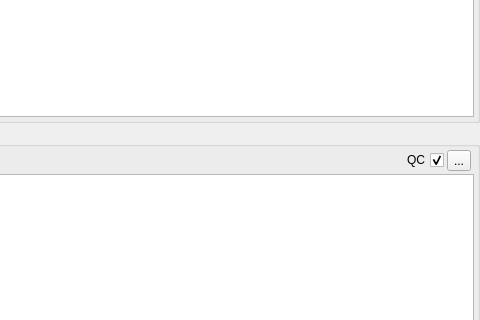
Before: the Qt Designer form src/GSvar/SequencingRunWidget.ui in imgag/ngs-bits, drawn with Qt 5; both pictures show x 520 to 1000 and y 226 to 546 of the 1000 by 690 pixel window.
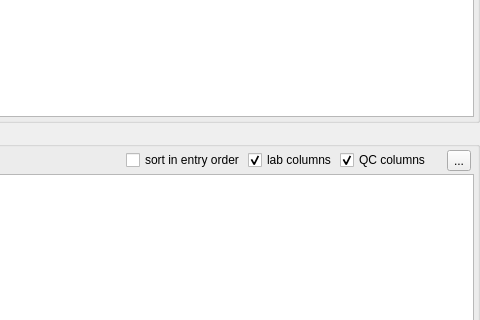
After: the same form once the commit is applied. Icons and pictures are not drawn. Custom widgets are drawn as their Qt base class.

Commit message: GSvar - run tab: added option to sort processed sample in the entry order

```diff
--- a/src/GSvar/SequencingRunWidget.ui
+++ b/src/GSvar/SequencingRunWidget.ui
@@ -455,37 +455,17 @@
        <property name="spacing">
         <number>3</number>
        </property>
-       <item row="0" column="3">
-        <spacer name="horizontalSpacer">
-         <property name="orientation">
-          <enum>Qt::Horizontal</enum>
-         </property>
-         <property name="sizeHint" stdset="0">
-          <size>
-           <width>40</width>
-           <height>20</height>
-          </size>
-         </property>
-        </spacer>
-       </item>
-       <item row="1" column="0" colspan="7">
+       <item row="1" column="0" colspan="10">
         <widget class="DBTableWidget" name="samples">
          <property name="selectionBehavior">
           <enum>QAbstractItemView::SelectRows</enum>
          </property>
         </widget>
        </item>
-       <item row="0" column="0" colspan="3">
-        <widget class="QLabel" name="sample_count">
-         <property name="text">
-          <string>#samples, etc</string>
-         </property>
-        </widget>
-       </item>
-       <item row="0" column="5">
+       <item row="0" column="8">
         <widget class="QToolButton" name="plot_btn">
          <property name="toolTip">
-          <string>&lt;html&gt;&lt;head/&gt;&lt;body&gt;&lt;p&gt;Plot QC metric and highlight selected samples.&lt;/p&gt;&lt;/body&gt;&lt;/html&gt;</string>
+          <string>&lt;html&gt;&lt;head/&gt;&lt;body&gt;&lt;p&gt;Plot QC metric.&lt;br/&gt;Samples selected in the table below are highlighted in the plots.&lt;/p&gt;&lt;/body&gt;&lt;/html&gt;</string>
          </property>
          <property name="text">
           <string>...</string>
@@ -499,22 +479,81 @@
          </property>
         </widget>
        </item>
-       <item row="0" column="4">
-        <widget class="QCheckBox" name="show_qc">
+       <item row="0" column="6">
+        <widget class="QCheckBox" name="show_qc_cols">
          <property name="toolTip">
           <string>&lt;html&gt;&lt;head/&gt;&lt;body&gt;&lt;p&gt;Show QC columns.&lt;/p&gt;&lt;/body&gt;&lt;/html&gt;</string>
          </property>
          <property name="layoutDirection">
-          <enum>Qt::RightToLeft</enum>
+          <enum>Qt::LeftToRight</enum>
          </property>
          <property name="text">
-          <string>QC</string>
+          <string>QC columns</string>
          </property>
          <property name="checked">
           <bool>true</bool>
          </property>
         </widget>
        </item>
+       <item row="0" column="7">
+        <spacer name="horizontalSpacer_3">
+         <property name="orientation">
+          <enum>Qt::Horizontal</enum>
+         </property>
+         <property name="sizeType">
+          <enum>QSizePolicy::Fixed</enum>
+         </property>
+         <property name="sizeHint" stdset="0">
+          <size>
+           <width>10</width>
+           <height>10</height>
+          </size>
+         </property>
+        </spacer>
+       </item>
+       <item row="0" column="5">
+        <widget class="QCheckBox" name="show_lab_cols">
+         <property name="toolTip">
+          <string>&lt;html&gt;&lt;head/&gt;&lt;body&gt;&lt;p&gt;Show lab-related columns (MIDs, input, operator).&lt;/p&gt;&lt;/body&gt;&lt;/html&gt;</string>
+         </property>
+         <property name="text">
+          <string>lab columns</string>
+         </property>
+         <property name="checked">
+          <bool>true</bool>
+         </property>
+        </widget>
+       </item>
+       <item row="0" column="0" colspan="3">
+        <widget class="QLabel" name="sample_count">
+         <property name="text">
+          <string>#samples, etc</string>
+         </property>
+        </widget>
+       </item>
+       <item row="0" column="3">
+        <spacer name="horizontalSpacer">
+         <property name="orientation">
+          <enum>Qt::Horizontal</enum>
+         </property>
+         <property name="sizeHint" stdset="0">
+          <size>
+           <width>5</width>
+           <height>5</height>
+          </size>
+         </property>
+        </spacer>
+       </item>
+       <item row="0" column="4">
+        <widget class="QCheckBox" name="sort_by_ps_id">
+         <property name="toolTip">
+          <string>&lt;html&gt;&lt;head/&gt;&lt;body&gt;&lt;p&gt;Sort samples in the order they were entered into the database.&lt;br/&gt;&lt;br/&gt;The default is to sort by processing system and sample name.&lt;/p&gt;&lt;/body&gt;&lt;/html&gt;</string>
+         </property>
+         <property name="text">
+          <string>sort in entry order</string>
+         </property>
+        </widget>
+       </item>
       </layout>
      </widget>
     </widget>
```
The commit also changes 1 other file.
